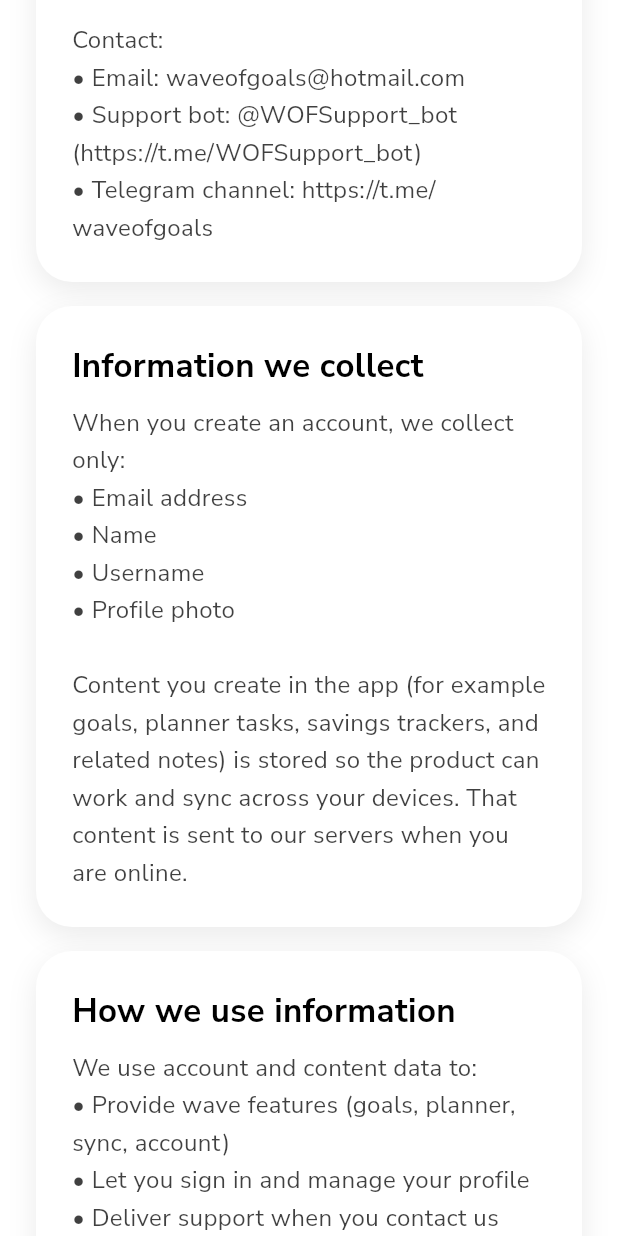
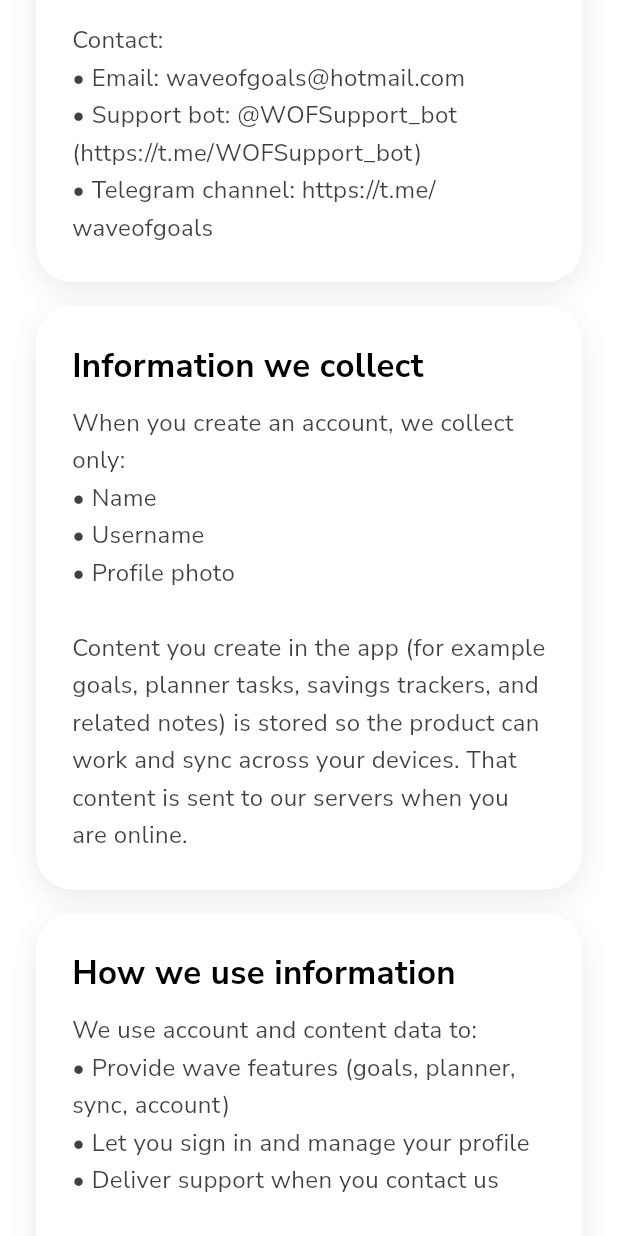
Before and after one commit to WAVES-Company/about-wave, a Flutter app: the PrivacyPolicyPage screen opened by its route, scrolled down 576 dp, on a phone screen of 412 x 824 dp. Run offline on Flutter 3.47's test engine with Material 3 defaults, Android fonts, the phone set to English and light mode, and no system bars; our stand-ins replace web.

Commit message:
Update site_docs.dart

```diff
--- a/lib/site_docs.dart
+++ b/lib/site_docs.dart
@@ -26,7 +26,6 @@
           heading: 'Information we collect',
           body:
               'When you create an account, we collect only:\n'
-              '• Email address\n'
               '• Name\n'
               '• Username\n'
               '• Profile photo\n\n'
```
